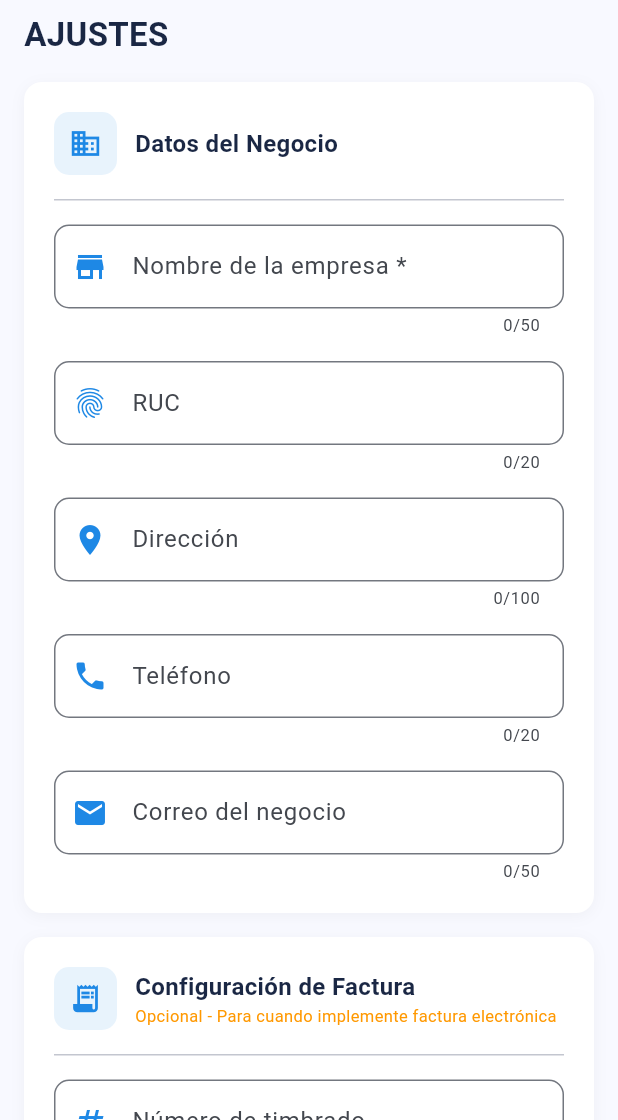
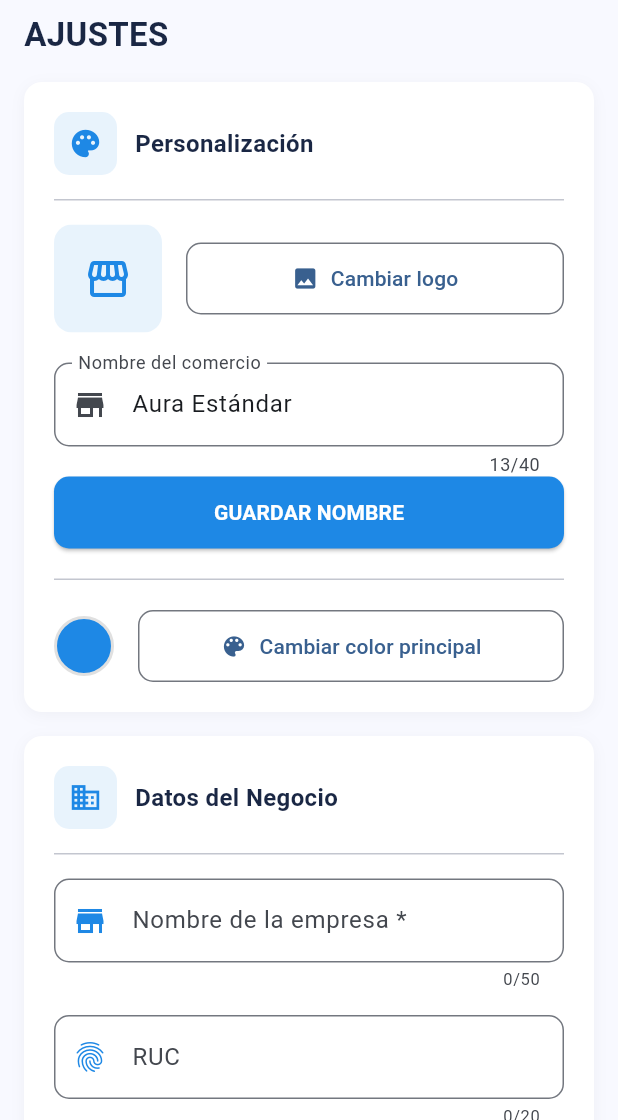
Before and after one commit to dannydiazrm-prog/Auraestandar, a Flutter app: the AjustesScreen widget shown alone on an empty page, opened directly, on a phone screen of 412 x 824 dp, the part 116-1236 px from its top. Run offline on Flutter 3.47's test engine with Material 3 defaults, Android fonts, the phone set to English and light mode, and no system bars; our stand-ins replace cloud_firestore, firebase_auth, firebase_core, fl_chart, flutter_colorpicker, image_picker and 3 more; accounts and stored records are empty.

Commit message:
personalizacion de marca

```diff
--- a/lib/screens/ajustes_screen.dart
+++ b/lib/screens/ajustes_screen.dart
@@ -1,9 +1,13 @@
+import 'dart:io';
 import '../widgets/responsive.dart';
-import "../widgets/page_header.dart";
+import '../widgets/page_header.dart';
 import 'package:flutter/material.dart';
 import 'package:flutter/services.dart';
-import 'package:firebase_auth/firebase_auth.dart';
+import 'package:image_picker/image_picker.dart';
+import 'package:path_provider/path_provider.dart';
+import 'package:flutter_colorpicker/flutter_colorpicker.dart';
 import '../services/firestore_service.dart';
+import '../services/personalizacion_service.dart';
 
 class AjustesScreen extends StatefulWidget {
   const AjustesScreen({super.key});
@@ -23,21 +27,18 @@ class _AjustesScreenState extends State<AjustesScreen> {
   final _correoCtrl = TextEditingController();
   final _timbradoCtrl = TextEditingController();
   final _nroFacturaCtrl = TextEditingController();
-  final _passActualCtrl = TextEditingController();
-  final _passNuevaCtrl = TextEditingController();
-  final _passConfirmarCtrl = TextEditingController();
+  final _nombreComercioCtrl = TextEditingController();
 
   DateTime? _vencimientoTimbrado;
   bool _cargando = false;
   bool _guardando = false;
-  bool _verPassActual = false;
-  bool _verPassNueva = false;
-  bool _verPassConfirmar = false;
+  bool _guardandoMarca = false;
 
   @override
   void initState() {
     super.initState();
     _cargarAjustes();
+    _nombreComercioCtrl.text = PersonalizacionService.instance.nombreComercio;
   }
 
   @override
@@ -49,9 +50,7 @@ class _AjustesScreenState extends State<AjustesScreen> {
     _correoCtrl.dispose();
     _timbradoCtrl.dispose();
     _nroFacturaCtrl.dispose();
-    _passActualCtrl.dispose();
-    _passNuevaCtrl.dispose();
-    _passConfirmarCtrl.dispose();
+    _nombreComercioCtrl.dispose();
     super.dispose();
   }
 
@@ -87,6 +86,7 @@ class _AjustesScreenState extends State<AjustesScreen> {
       'vencimientoTimbrado': _vencimientoTimbrado?.toIso8601String(),
     });
     setState(() => _guardando = false);
+    if (!mounted) return;
     ScaffoldMessenger.of(context).showSnackBar(
       const SnackBar(
         content: Text('Ajustes guardados correctamente'),
@@ -95,52 +95,108 @@ class _AjustesScreenState extends State<AjustesScreen> {
     );
   }
 
-  Future<void> _cambiarContrasena() async {
-    if (_passNuevaCtrl.text != _passConfirmarCtrl.text) {
+  Future<void> _guardarNombreComercio() async {
+    final nombre = _nombreComercioCtrl.text.trim();
+    if (nombre.isEmpty) return;
+    setState(() => _guardandoMarca = true);
+    await PersonalizacionService.instance.guardarNombre(nombre);
+    setState(() => _guardandoMarca = false);
+    if (!mounted) return;
     ScaffoldMessenger.of(context).showSnackBar(
       const SnackBar(
-          content: Text('Las contraseñas no coinciden'),
-          backgroundColor: Colors.red,
-        ),
-      );
-      return;
-    }
-    if (_passNuevaCtrl.text.length < 6) {
-      ScaffoldMessenger.of(context).showSnackBar(
-        const SnackBar(
-          content: Text('La contraseña debe tener al menos 6 caracteres'),
-          backgroundColor: Colors.red,
-        ),
-      );
-      return;
-    }
-
-    try {
-      final user = FirebaseAuth.instance.currentUser!;
-      final credential = EmailAuthProvider.credential(
-        email: user.email!,
-        password: _passActualCtrl.text,
-      );
-      await user.reauthenticateWithCredential(credential);
-      await user.updatePassword(_passNuevaCtrl.text);
-
-      _passActualCtrl.clear();
-      _passNuevaCtrl.clear();
-      _passConfirmarCtrl.clear();
-
-      ScaffoldMessenger.of(context).showSnackBar(
-        const SnackBar(
-          content: Text('Contraseña actualizada correctamente'),
+        content: Text('Nombre del comercio actualizado'),
         backgroundColor: Colors.green,
       ),
     );
-    } catch (e) {
+  }
+
+  Future<void> _seleccionarLogo() async {
+    final picker = ImagePicker();
+    final XFile? imagen = await picker.pickImage(
+      source: ImageSource.gallery,
+      imageQuality: 85,
+    );
+    if (imagen == null) return;
+
+    final directorio = await getApplicationDocumentsDirectory();
+    final nuevoPath = '${directorio.path}/logo_negocio.png';
+    await File(imagen.path).copy(nuevoPath);
+    await PersonalizacionService.instance.guardarLogoPath(nuevoPath);
+
+    if (!mounted) return;
     ScaffoldMessenger.of(context).showSnackBar(
       const SnackBar(
-          content: Text('Contraseña actual incorrecta'),
-          backgroundColor: Colors.red,
+        content: Text('Logo actualizado'),
+        backgroundColor: Colors.green,
       ),
     );
+    setState(() {});
+  }
+
+  Future<void> _seleccionarColor() async {
+    Color colorSeleccionado = PersonalizacionService.instance.colorPrimario;
+
+    final resultado = await showModalBottomSheet<Color>(
+      context: context,
+      shape: const RoundedRectangleBorder(
+        borderRadius: BorderRadius.vertical(top: Radius.circular(24)),
+      ),
+      builder: (context) {
+        return Padding(
+          padding: EdgeInsets.only(
+            left: 24,
+            right: 24,
+            top: 24,
+            bottom: MediaQuery.of(context).viewInsets.bottom + 24,
+          ),
+          child: Column(
+            mainAxisSize: MainAxisSize.min,
+            children: [
+              Container(
+                width: 40,
+                height: 4,
+                decoration: BoxDecoration(
+                  color: Colors.grey.shade300,
+                  borderRadius: BorderRadius.circular(2),
+                ),
+              ),
+              const SizedBox(height: 20),
+              const Text(
+                'Elegí el color principal',
+                style: TextStyle(fontSize: 18, fontWeight: FontWeight.bold, color: Color(0xFF1A2744)),
+              ),
+              const SizedBox(height: 20),
+              ColorPicker(
+                pickerColor: colorSeleccionado,
+                onColorChanged: (c) => colorSeleccionado = c,
+                enableAlpha: false,
+                displayThumbColor: true,
+                labelTypes: const [],
+                pickerAreaHeightPercent: 0.55,
+                pickerAreaBorderRadius: BorderRadius.circular(16),
+              ),
+              const SizedBox(height: 20),
+              SizedBox(
+                width: double.infinity,
+                child: ElevatedButton(
+                  style: ElevatedButton.styleFrom(
+                    backgroundColor: colorSeleccionado,
+                    padding: const EdgeInsets.symmetric(vertical: 16),
+                    shape: RoundedRectangleBorder(borderRadius: BorderRadius.circular(10)),
+                  ),
+                  onPressed: () => Navigator.pop(context, colorSeleccionado),
+                  child: const Text('APLICAR', style: TextStyle(color: Colors.white, fontWeight: FontWeight.bold)),
+                ),
+              ),
+            ],
+          ),
+        );
+      },
+    );
+
+    if (resultado != null) {
+      await PersonalizacionService.instance.guardarColor(resultado);
+      if (mounted) setState(() {});
     }
   }
 
@@ -164,15 +220,119 @@ class _AjustesScreenState extends State<AjustesScreen> {
 
     return SingleChildScrollView(
       padding: Responsive.pagePadding(context),
-      child: Form(
-        key: _formKey,
       child: Column(
         crossAxisAlignment: CrossAxisAlignment.start,
         children: [
           pageHeader('AJUSTES', context),
 
+          // Personalización de marca
+          _seccion(
+            titulo: 'Personalización',
+            icono: Icons.palette,
+            children: [
+              Row(
+                children: [
+                  GestureDetector(
+                    onTap: _seleccionarLogo,
+                    child: ClipRRect(
+                      borderRadius: BorderRadius.circular(12),
+                      child: PersonalizacionService.instance.logoPath != null
+                          ? Image.file(
+                              File(PersonalizacionService.instance.logoPath!),
+                              width: 72,
+                              height: 72,
+                              fit: BoxFit.cover,
+                            )
+                          : Container(
+                              width: 72,
+                              height: 72,
+                              color: PersonalizacionService.instance.colorPrimario.withOpacity(0.1),
+                              child: Icon(Icons.storefront, color: PersonalizacionService.instance.colorPrimario, size: 32),
+                            ),
+                    ),
+                  ),
+                  const SizedBox(width: 16),
+                  Expanded(
+                    child: OutlinedButton.icon(
+                      onPressed: _seleccionarLogo,
+                      icon: const Icon(Icons.image),
+                      label: const Text('Cambiar logo'),
+                      style: OutlinedButton.styleFrom(
+                        padding: const EdgeInsets.symmetric(vertical: 14),
+                        shape: RoundedRectangleBorder(borderRadius: BorderRadius.circular(10)),
+                      ),
+                    ),
+                  ),
+                ],
+              ),
+              const SizedBox(height: 20),
+              TextFormField(
+                controller: _nombreComercioCtrl,
+                maxLength: 40,
+                decoration: InputDecoration(
+                  labelText: 'Nombre del comercio',
+                  prefixIcon: const Icon(Icons.store),
+                  border: OutlineInputBorder(borderRadius: BorderRadius.circular(10)),
+                  focusedBorder: OutlineInputBorder(
+                    borderRadius: BorderRadius.circular(10),
+                    borderSide: BorderSide(color: PersonalizacionService.instance.colorPrimario, width: 2),
+                  ),
+                ),
+              ),
+              SizedBox(
+                width: double.infinity,
+                child: ElevatedButton(
+                  style: ElevatedButton.styleFrom(
+                    backgroundColor: PersonalizacionService.instance.colorPrimario,
+                    padding: const EdgeInsets.symmetric(vertical: 14),
+                    shape: RoundedRectangleBorder(borderRadius: BorderRadius.circular(10)),
+                  ),
+                  onPressed: _guardandoMarca ? null : _guardarNombreComercio,
+                  child: _guardandoMarca
+                      ? const SizedBox(
+                          width: 20, height: 20,
+                          child: CircularProgressIndicator(color: Colors.white, strokeWidth: 2),
+                        )
+                      : const Text('GUARDAR NOMBRE', style: TextStyle(color: Colors.white, fontWeight: FontWeight.bold)),
+                ),
+              ),
+              const SizedBox(height: 20),
+              const Divider(height: 1),
+              const SizedBox(height: 20),
+              Row(
+                children: [
+                  Container(
+                    width: 40,
+                    height: 40,
+                    decoration: BoxDecoration(
+                      color: PersonalizacionService.instance.colorPrimario,
+                      shape: BoxShape.circle,
+                      border: Border.all(color: Colors.grey.shade300, width: 2),
+                    ),
+                  ),
+                  const SizedBox(width: 16),
+                  Expanded(
+                    child: OutlinedButton.icon(
+                      onPressed: _seleccionarColor,
+                      icon: const Icon(Icons.color_lens),
+                      label: const Text('Cambiar color principal'),
+                      style: OutlinedButton.styleFrom(
+                        padding: const EdgeInsets.symmetric(vertical: 14),
+                        shape: RoundedRectangleBorder(borderRadius: BorderRadius.circular(10)),
+                      ),
+                    ),
+                  ),
+                ],
+              ),
+            ],
+          ),
+          const SizedBox(height: 16),
 
-            // Datos del negocio
+          Form(
+            key: _formKey,
+            child: Column(
+              crossAxisAlignment: CrossAxisAlignment.start,
+              children: [
                 _seccion(
                   titulo: 'Datos del Negocio',
                   icono: Icons.business,
@@ -226,8 +386,6 @@ class _AjustesScreenState extends State<AjustesScreen> {
                   ],
                 ),
                 const SizedBox(height: 16),
-
-            // Configuración de factura
                 _seccion(
                   titulo: 'Configuración de Factura',
                   icono: Icons.receipt_long,
@@ -252,17 +410,14 @@ class _AjustesScreenState extends State<AjustesScreen> {
                         ),
                         child: Row(
                           children: [
-                        const Icon(Icons.calendar_today,
-                            color: Color(0xFF1E88E5)),
+                            const Icon(Icons.calendar_today, color: Color(0xFF1E88E5)),
                             const SizedBox(width: 12),
                             Text(
                               _vencimientoTimbrado != null
                                   ? 'Vencimiento: ${_vencimientoTimbrado!.day}/${_vencimientoTimbrado!.month}/${_vencimientoTimbrado!.year}'
                                   : 'Fecha vencimiento timbrado',
                               style: TextStyle(
-                            color: _vencimientoTimbrado != null
-                                ? Colors.black
-                                : Colors.grey,
+                                color: _vencimientoTimbrado != null ? Colors.black : Colors.grey,
                               ),
                             ),
                           ],
@@ -280,17 +435,13 @@ class _AjustesScreenState extends State<AjustesScreen> {
                   ],
                 ),
                 const SizedBox(height: 16),
-
-            // Botón guardar ajustes
                 SizedBox(
                   width: double.infinity,
                   child: ElevatedButton.icon(
                     style: ElevatedButton.styleFrom(
                       backgroundColor: const Color(0xFF1E88E5),
                       padding: const EdgeInsets.symmetric(vertical: 16),
-                  shape: RoundedRectangleBorder(
-                    borderRadius: BorderRadius.circular(10),
-                  ),
+                      shape: RoundedRectangleBorder(borderRadius: BorderRadius.circular(10)),
                     ),
                     onPressed: _guardando ? null : _guardarAjustes,
                     icon: const Icon(Icons.save, color: Colors.white),
@@ -298,72 +449,15 @@ class _AjustesScreenState extends State<AjustesScreen> {
                         ? const CircularProgressIndicator(color: Colors.white)
                         : const Text(
                             'GUARDAR AJUSTES',
-                        style: TextStyle(
-                          color: Colors.white,
-                          fontSize: 16,
-                          fontWeight: FontWeight.bold,
-                        ),
+                            style: TextStyle(color: Colors.white, fontSize: 16, fontWeight: FontWeight.bold),
                           ),
                   ),
                 ),
                 const SizedBox(height: 24),
-
-            // Cambiar contraseña
-            _seccion(
-              titulo: 'Cambiar Contraseña',
-              icono: Icons.lock,
-              children: [
-                _campoPass(
-                  controller: _passActualCtrl,
-                  label: 'Contraseña actual',
-                  ver: _verPassActual,
-                  onVer: () =>
-                      setState(() => _verPassActual = !_verPassActual),
-                ),
-                const SizedBox(height: 16),
-                _campoPass(
-                  controller: _passNuevaCtrl,
-                  label: 'Nueva contraseña',
-                  ver: _verPassNueva,
-                  onVer: () =>
-                      setState(() => _verPassNueva = !_verPassNueva),
-                ),
-                const SizedBox(height: 16),
-                _campoPass(
-                  controller: _passConfirmarCtrl,
-                  label: 'Confirmar nueva contraseña',
-                  ver: _verPassConfirmar,
-                  onVer: () => setState(
-                      () => _verPassConfirmar = !_verPassConfirmar),
-                ),
-                const SizedBox(height: 16),
-                SizedBox(
-                  width: double.infinity,
-                  child: ElevatedButton.icon(
-                    style: ElevatedButton.styleFrom(
-                      backgroundColor: const Color(0xFF1A2744),
-                      padding: const EdgeInsets.symmetric(vertical: 16),
-                      shape: RoundedRectangleBorder(
-                        borderRadius: BorderRadius.circular(10),
-                      ),
-                    ),
-                    onPressed: _cambiarContrasena,
-                    icon: const Icon(Icons.lock_reset, color: Colors.white),
-                    label: const Text(
-                      'CAMBIAR CONTRASEÑA',
-                      style: TextStyle(
-                        color: Colors.white,
-                        fontSize: 16,
-                        fontWeight: FontWeight.bold,
-                      ),
-                    ),
+              ],
             ),
           ),
         ],
-            ),
-            const SizedBox(height: 24),
-          ],
-        ),
       ),
     );
   }
@@ -406,18 +500,10 @@ class _AjustesScreenState extends State<AjustesScreen> {
                 children: [
                   Text(
                     titulo,
-                    style: const TextStyle(
-                      fontWeight: FontWeight.bold,
-                      color: Color(0xFF1A2744),
-                      fontSize: 16,
-                    ),
+                    style: const TextStyle(fontWeight: FontWeight.bold, color: Color(0xFF1A2744), fontSize: 16),
                   ),
                   if (subtitulo != null)
-                    Text(
-                      subtitulo,
-                      style: const TextStyle(
-                          color: Colors.orange, fontSize: 11),
-                    ),
+                    Text(subtitulo, style: const TextStyle(color: Colors.orange, fontSize: 11)),
                 ],
               ),
             ],
@@ -460,32 +546,4 @@ class _AjustesScreenState extends State<AjustesScreen> {
       ),
     );
   }
-
-  Widget _campoPass({
-    required TextEditingController controller,
-    required String label,
-    required bool ver,
-    required VoidCallback onVer,
-  }) {
-    return TextField(
-      controller: controller,
-      obscureText: !ver,
-      decoration: InputDecoration(
-        labelText: label,
-        prefixIcon: const Icon(Icons.lock, color: Color(0xFF1E88E5)),
-        suffixIcon: IconButton(
-          icon: Icon(
-            ver ? Icons.visibility_off : Icons.visibility,
-            color: Colors.grey,
-          ),
-          onPressed: onVer,
-        ),
-        border: OutlineInputBorder(borderRadius: BorderRadius.circular(10)),
-        focusedBorder: OutlineInputBorder(
-          borderRadius: BorderRadius.circular(10),
-          borderSide: const BorderSide(color: Color(0xFF1E88E5), width: 2),
-        ),
-      ),
-    );
 }
-}
--- /dev/null
+++ b/lib/services/personalizacion_service.dart
@@ -0,0 +1,42 @@
+import 'package:flutter/material.dart';
+import 'package:shared_preferences/shared_preferences.dart';
+
+class PersonalizacionService extends ChangeNotifier {
+  static final PersonalizacionService instance = PersonalizacionService._();
+  PersonalizacionService._();
+
+  String nombreComercio = 'Aura Estándar';
+  Color colorPrimario = const Color(0xFF1E88E5);
+  String? logoPath;
+
+  Future<void> cargar() async {
+    final prefs = await SharedPreferences.getInstance();
+    nombreComercio = prefs.getString('nombre_comercio') ?? 'Aura Estándar';
+    final colorGuardado = prefs.getInt('color_primario');
+    colorPrimario =
+        colorGuardado != null ? Color(colorGuardado) : const Color(0xFF1E88E5);
+    logoPath = prefs.getString('logo_path');
+    notifyListeners();
+  }
+
+  Future<void> guardarNombre(String nombre) async {
+    nombreComercio = nombre;
+    final prefs = await SharedPreferences.getInstance();
+    await prefs.setString('nombre_comercio', nombre);
+    notifyListeners();
+  }
+
+  Future<void> guardarColor(Color color) async {
+    colorPrimario = color;
+    final prefs = await SharedPreferences.getInstance();
+    await prefs.setInt('color_primario', color.value);
+    notifyListeners();
+  }
+
+  Future<void> guardarLogoPath(String path) async {
+    logoPath = path;
+    final prefs = await SharedPreferences.getInstance();
+    await prefs.setString('logo_path', path);
+    notifyListeners();
+  }
+}
--- a/pubspec.yaml
+++ b/pubspec.yaml
@@ -19,6 +19,9 @@ dependencies:
   fl_chart: ^0.68.0
   intl: ^0.20.2
   shared_preferences: ^2.3.2
+  image_picker: ^1.1.2
+  path_provider: ^2.1.4
+  flutter_colorpicker: ^1.1.0
 
 dev_dependencies:
   flutter_test:
```
Also changed, not shown: lib/main.dart (+25 -6 lines). Lines whose indentation alone changed are shown as unchanged.
